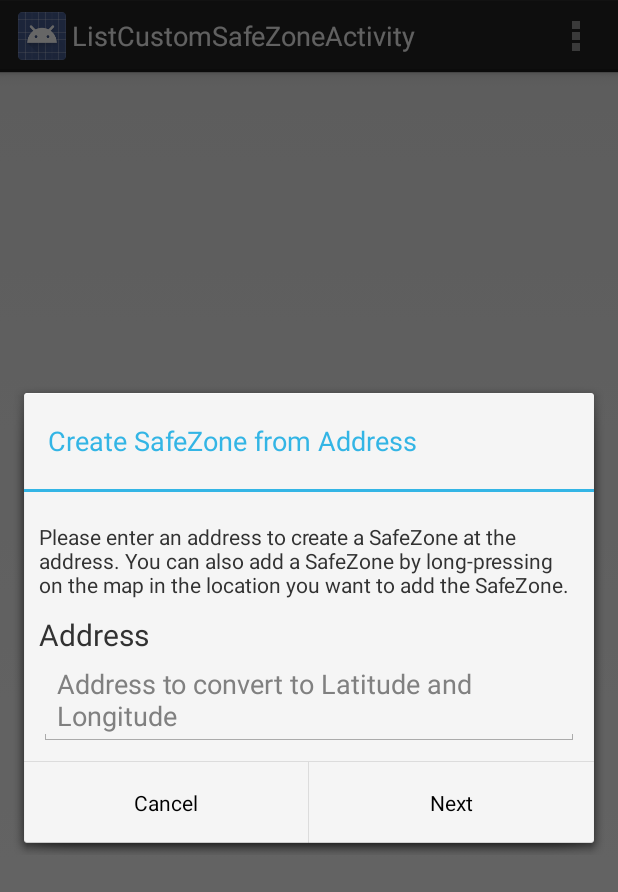
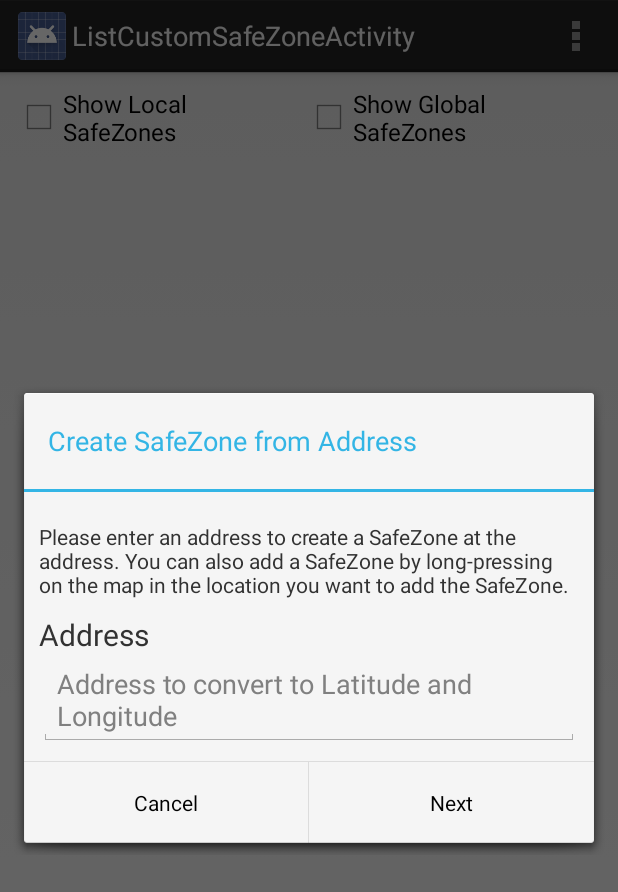
Before and after one commit to coreyja/TornadoSafeZone, an Android app: the ListCustomSafeZoneActivity screen opened directly, with no data from a screen before it, in the options menu, after a tap on "Add Custom SafeZone", on a phone screen of 412 x 824 dp. Shown: the top 892 px of the screen. Run offline under Robolectric (Android 15) with nearby library versions, the phone set to English and light mode, and no system bars.

Commit message:
Added checkboxes to list activity to filter the list. Can now list global and local SafeZones

```diff
--- a/src/main/java/com/fll/teamstorm/ListCustomSafeZoneActivity.java
+++ b/src/main/java/com/fll/teamstorm/ListCustomSafeZoneActivity.java
@@ -14,6 +14,7 @@ import android.view.Menu;
 import android.view.MenuItem;
 import android.view.View;
 import android.widget.AdapterView;
+import android.widget.CheckBox;
 import android.widget.EditText;
 import android.widget.ListView;
 
@@ -35,6 +36,8 @@ public class ListCustomSafeZoneActivity extends ListActivity implements SafeZone
 
     private SafeZoneArrayAdapter adapter;
 
+    private CheckBox showLocal, showGlobal;
+
     @Override
     protected void onCreate(Bundle savedInstanceState) {
         super.onCreate(savedInstanceState);
@@ -50,6 +53,21 @@ public class ListCustomSafeZoneActivity extends ListActivity implements SafeZone
         // Set up addressHelper
         this.addressHelper = new AddressToLatLngHelper(this);
 
+        // Set up checkboxes
+        this.showLocal = (CheckBox) findViewById(R.id.list_show_local);
+        this.showGlobal = (CheckBox) findViewById(R.id.list_show_global);
+
+        // Create the onClick listener for the Checkboxes and assign it to them.
+        View.OnClickListener listener = new View.OnClickListener() {
+            @Override
+            public void onClick(View view) {
+                ListCustomSafeZoneActivity.this.loadSafeZones();
+            }
+        };
+
+        this.showLocal.setOnClickListener(listener);
+        this.showGlobal.setOnClickListener(listener);
+
         ListView list = getListView();
         list.setOnItemLongClickListener(this);
     }
@@ -63,7 +81,7 @@ public class ListCustomSafeZoneActivity extends ListActivity implements SafeZone
 
         // Open the SQLite helper
         this.sqlAsync.open();
-        this.sqlAsync.loadCustomSafeZones();
+        this.loadSafeZones();
     }
 
     /*
@@ -115,8 +133,21 @@ public class ListCustomSafeZoneActivity extends ListActivity implements SafeZone
 
     @Override
     public void loadSafeZones(){
-        // Load all the SafeZones since we are on the Map.
-        this.sqlAsync.loadCustomSafeZones();
+        boolean local = this.showLocal.isChecked();
+        boolean global = this.showGlobal.isChecked();
+
+        // Load the SafeZones that are requested
+        if (local && global) {
+            this.sqlAsync.loadSafeZones();
+        } else if (local) {
+            this.sqlAsync.loadCustomSafeZones();
+        } else if (global) {
+            this.sqlAsync.loadGlobalSafeZones();
+        } else {
+            this.safezones.clear();
+            this.adapter.notifyDataSetChanged();
+        }
+
     }
 
     @Override
--- a/src/main/res/layout/activity_list_custom_safe_zone.xml
+++ b/src/main/res/layout/activity_list_custom_safe_zone.xml
@@ -1,13 +1,39 @@
-<FrameLayout xmlns:android="http://schemas.android.com/apk/res/android"
+<LinearLayout xmlns:android="http://schemas.android.com/apk/res/android"
     xmlns:tools="http://schemas.android.com/tools"
     android:id="@+id/container"
     android:layout_width="match_parent"
     android:layout_height="match_parent"
+    android:orientation="vertical"
     tools:context="com.fll.teamstorm.ListCustomSafeZoneActivity">
+
+    <LinearLayout
+        android:layout_width="match_parent"
+        android:layout_height="wrap_content"
+        android:orientation="horizontal"
+        android:padding="10dp">
+
+
+        <CheckBox
+            android:layout_width="wrap_content"
+            android:layout_height="wrap_content"
+            android:text="@string/list_show_local"
+            android:id="@+id/list_show_local"
+            android:layout_weight="1"
+            android:checked="true" />
+
+        <CheckBox
+            android:layout_width="wrap_content"
+            android:layout_height="wrap_content"
+            android:text="@string/list_show_global"
+            android:id="@+id/list_show_global"
+            android:layout_weight="1"
+            android:checked="true" />
+
+    </LinearLayout>
 
     <ListView
         android:layout_width="match_parent"
         android:layout_height="match_parent"
         android:id="@android:id/list" />
 
-</FrameLayout>
+</LinearLayout>
--- a/src/main/res/values/strings.xml
+++ b/src/main/res/values/strings.xml
@@ -74,5 +74,7 @@
     <string name="string_sunday">Sunday</string>
     <string name="dialog_hours_title">Edit Hours</string>
     <string name="dialog_hours_positive">Save SafeZone</string>
+    <string name="list_show_local">Show Local SafeZones</string>
+    <string name="list_show_global">Show Global SafeZones</string>
 
 </resources>
```
Also changed, not shown: src/main/java/com/fll/teamstorm/SQL/SafeZoneSQLAsync.java (+32 -0 lines), src/main/java/com/fll/teamstorm/SQL/SafeZoneSQLHelper.java (+17 -0 lines).
